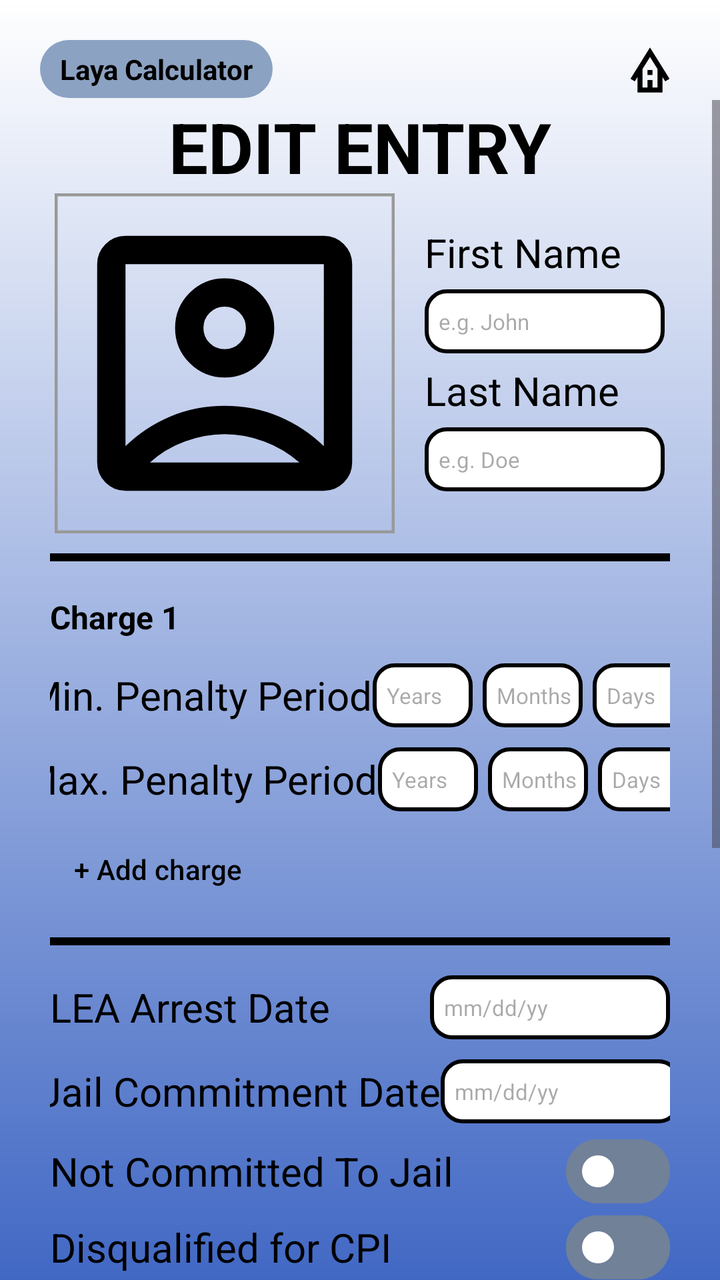
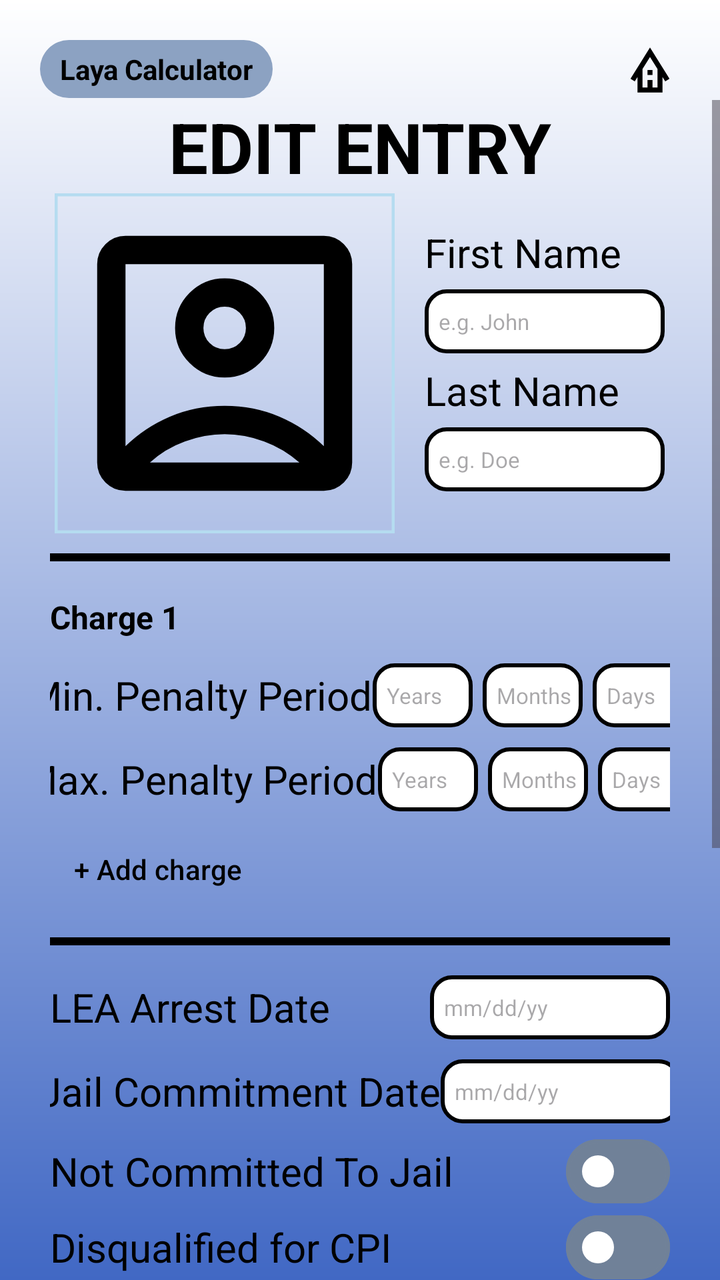

Screens rendered from an Android XML layout before and after an edit, with the pre-edit source and the edit as a unified diff.
<!-- AndroidManifest.xml: application theme Theme.MyApplication -->
<!-- res/layout/activity_edit_profile.xml -->
<?xml version="1.0" encoding="utf-8"?>
<androidx.constraintlayout.widget.ConstraintLayout xmlns:android="http://schemas.android.com/apk/res/android"
    xmlns:app="http://schemas.android.com/apk/res-auto"
    xmlns:tools="http://schemas.android.com/tools"
    android:id="@+id/main"
    android:layout_width="match_parent"
    android:layout_height="match_parent"
    tools:context=".editProfileActivity"
    android:background="@drawable/login_background">

    <LinearLayout
        android:id="@+id/header"
        android:layout_width="match_parent"
        android:layout_height="wrap_content"
        android:orientation="horizontal"
        app:layout_constraintEnd_toEndOf="parent"
        app:layout_constraintStart_toStartOf="parent"
        app:layout_constraintTop_toTopOf="parent"
        android:layout_marginBottom="10dp">

        <TextView
            android:layout_width="wrap_content"
            android:layout_height="wrap_content"
            android:text="@string/app_name"
            android:layout_marginTop="20dp"
            android:layout_marginStart="20dp"
            android:textStyle="bold"
            android:textColor="@color/app_text_accent_color"
            android:background="@drawable/login_title"
            android:paddingHorizontal="10dp"
            android:paddingVertical="5dp"/>

        <Space
            android:layout_width="0dp"
            android:layout_height="0dp"
            android:layout_weight="1"/>

        <ImageButton
            android:id="@+id/homeButtonNE"
            android:layout_width="30dp"
            android:layout_height="30dp"
            android:layout_marginTop="20dp"
            android:layout_marginEnd="20dp"
            android:background="@null"
            android:onClick="goHomeNE"
            android:src="@drawable/outline_bungalow_24" />
    </LinearLayout>

    <ScrollView
        android:layout_width="0dp"
        android:layout_height="0dp"
        android:fillViewport="true"

        app:layout_constraintTop_toBottomOf="@id/header"
        app:layout_constraintBottom_toBottomOf="parent"
        app:layout_constraintStart_toStartOf="parent"
        app:layout_constraintEnd_toEndOf="parent">

        <LinearLayout
            android:layout_width="match_parent"
            android:layout_height="wrap_content"
            android:gravity="center"
            android:orientation="vertical"
            app:layout_constraintBottom_toBottomOf="parent"
            app:layout_constraintEnd_toEndOf="parent"
            app:layout_constraintStart_toStartOf="parent"
            app:layout_constraintTop_toBottomOf="parent"
            android:layout_marginHorizontal="25dp">

            <TextView
                android:layout_width="wrap_content"
                android:layout_height="wrap_content"
                android:textColor="@color/app_text_accent_color"
                android:textStyle="bold"
                android:text="EDIT ENTRY"
                android:textSize="35sp"
                />

            <LinearLayout
                android:layout_width="wrap_content"
                android:layout_height="wrap_content"
                android:gravity="center"
                android:orientation="horizontal"
                app:layout_constraintEnd_toEndOf="parent"
                app:layout_constraintStart_toStartOf="parent"
                app:layout_constraintTop_toTopOf="parent">

                <com.google.android.material.imageview.ShapeableImageView
                    android:id="@+id/profileImage"
                    android:layout_width="170dp"
                    android:layout_height="170dp"
                    android:clickable="true"
                    android:focusable="true"
                    android:contentDescription="Upload profile image"
                    android:scaleType="centerCrop"
                    android:src="@drawable/outline_account_box_24"
                    app:strokeColor="#999999"
                    app:strokeWidth="3dp" />

                <LinearLayout
                    android:layout_width="wrap_content"
                    android:layout_height="wrap_content"
                    android:orientation="vertical"
                    android:gravity="start"
                    android:paddingStart="15dp"
                    app:layout_constraintTop_toTopOf="parent"
                    app:layout_constraintBottom_toBottomOf="parent">

                    <TextView
                        android:layout_width="wrap_content"
                        android:layout_height="wrap_content"
                        android:text="First Name"
                        android:textColor="@color/app_text_accent_color"
                        android:textSize="20sp"/>
                    <EditText
                        android:id="@+id/inputFirstName"
                        android:layout_width="120dp"
                        android:layout_height="32dp"
                        android:background="@drawable/entertextbox"
                        android:layout_marginVertical="5dp"
                        android:paddingStart="7dp"
                        android:textSize="11sp"
                        android:hint="e.g. John"
                        android:textColor="@color/black"/>

                    <TextView
                        android:layout_width="wrap_content"
                        android:layout_height="wrap_content"
                        android:text="Last Name"
                        android:textColor="@color/app_text_accent_color"
                        android:textSize="20sp"/>
                    <EditText
                        android:id="@+id/inputLastName"
                        android:layout_width="120dp"
                        android:layout_height="32dp"
                        android:background="@drawable/entertextbox"
                        android:layout_marginVertical="5dp"
                        android:paddingStart="7dp"
                        android:textSize="11sp"
                        android:hint="e.g. Doe"
                        android:textColor="@color/black"/>


                </LinearLayout>

            </LinearLayout>

            <View
                android:layout_width="match_parent"
                android:layout_height="4dp"
                android:background="@android:color/black"
                android:layout_marginVertical="10dp"/>

            <TextView
                android:id="@+id/firstChargeTitle"
                android:layout_width="match_parent"
                android:layout_height="wrap_content"
                android:minHeight="36dp"
                android:gravity="center_vertical"
                android:text="@string/first_charge_title"
                android:textColor="@color/app_text_accent_color"
                android:textSize="16sp"
                android:textStyle="bold" />

            <LinearLayout
                android:layout_width="match_parent"
                android:layout_height="wrap_content"
                android:gravity="center"
                app:layout_constraintTop_toTopOf="parent"
                app:layout_constraintBottom_toBottomOf="parent">

                <TextView
                    android:layout_width="wrap_content"
                    android:layout_height="wrap_content"
                    android:text="Min. Penalty Period"
                    android:textColor="@color/app_text_accent_color"
                    android:textSize="20sp"/>

                <Space
                    android:layout_width="0dp"
                    android:layout_height="0dp"
                    android:layout_weight="1"/>

                <EditText
                    android:id="@+id/inputMinYears"
                    android:layout_width="50dp"
                    android:layout_height="32dp"
                    android:background="@drawable/entertextbox"
                    android:layout_marginVertical="5dp"
                    android:paddingStart="7dp"
                    android:textSize="11sp"
                    android:hint="Years"
                    android:inputType="number"
                    android:textColor="@color/black"/>

                <EditText
                    android:id="@+id/inputMinMonths"
                    android:layout_width="50dp"
                    android:layout_height="32dp"
                    android:background="@drawable/entertextbox"
                    android:layout_marginVertical="5dp"
                    android:paddingStart="7dp"
                    android:textSize="11sp"
                    android:hint="Months"
                    android:inputType="number"
                    android:textColor="@color/black"
                    android:layout_marginStart="5dp"/>

                <EditText
                    android:id="@+id/inputMinDays"
                    android:layout_width="50dp"
                    android:layout_height="32dp"
                    android:background="@drawable/entertextbox"
                    android:layout_marginVertical="5dp"
                    android:paddingStart="7dp"
                    android:textSize="11sp"
                    android:hint="Days"
                    android:inputType="number"
                    android:textColor="@color/black"
                    android:layout_marginStart="5dp"/>

            </LinearLayout>
            <LinearLayout
                android:layout_width="match_parent"
                android:layout_height="wrap_content"
                android:gravity="center"
                app:layout_constraintTop_toTopOf="parent"
                app:layout_constraintBottom_toBottomOf="parent">

                <TextView
                    android:layout_width="wrap_content"
                    android:layout_height="wrap_content"
                    android:text="Max. Penalty Period"
                    android:textColor="@color/app_text_accent_color"
                    android:textSize="20sp"/>

                <Space
                    android:layout_width="0dp"
                    android:layout_height="0dp"
                    android:layout_weight="1"/>

                <EditText
                    android:id="@+id/inputMaxYears"
                    android:layout_width="50dp"
                    android:layout_height="32dp"
                    android:background="@drawable/entertextbox"
                    android:layout_marginVertical="5dp"
                    android:paddingStart="7dp"
                    android:textSize="11sp"
                    android:hint="Years"
                    android:inputType="number"
                    android:textColor="@color/black"/>

                <EditText
                    android:id="@+id/inputMaxMonths"
                    android:layout_width="50dp"
                    android:layout_height="32dp"
                    android:background="@drawable/entertextbox"
                    android:layout_marginVertical="5dp"
                    android:paddingStart="7dp"
                    android:textSize="11sp"
                    android:hint="Months"
                    android:inputType="number"
                    android:textColor="@color/black"
                    android:layout_marginStart="5dp"/>

                <EditText
                    android:id="@+id/inputMaxDays"
                    android:layout_width="50dp"
                    android:layout_height="32dp"
                    android:background="@drawable/entertextbox"
                    android:layout_marginVertical="5dp"
                    android:paddingStart="7dp"
                    android:textSize="11sp"
                    android:hint="Days"
                    android:inputType="number"
                    android:textColor="@color/black"
                    android:layout_marginStart="5dp"/>

            </LinearLayout>

            <LinearLayout
                android:id="@+id/additionalChargesContainer"
                android:layout_width="match_parent"
                android:layout_height="wrap_content"
                android:orientation="vertical" />

            <com.google.android.material.button.MaterialButton
                android:id="@+id/addChargeButton"
                style="@style/Widget.Material3.Button.TextButton"
                android:layout_width="wrap_content"
                android:layout_height="48dp"
                android:layout_gravity="start"
                android:text="@string/add_charge"
                android:textAllCaps="false"
                android:textColor="@color/breakdown_button_green" />

            <View
                android:layout_width="match_parent"
                android:layout_height="4dp"
                android:background="@android:color/black"
                android:layout_marginVertical="10dp"/>

            <LinearLayout
                android:layout_width="match_parent"
                android:layout_height="wrap_content"
                android:gravity="center"
                app:layout_constraintTop_toTopOf="parent"
                app:layout_constraintBottom_toBottomOf="parent">

                <TextView
                    android:layout_width="wrap_content"
                    android:layout_height="wrap_content"
                    android:text="LEA Arrest Date"
                    android:textColor="@color/app_text_accent_color"
                    android:textSize="20sp"/>

                <Space
                    android:layout_width="0dp"
                    android:layout_height="0dp"
                    android:layout_weight="1"/>

                <EditText
                    android:id="@+id/inputLEADate"
                    android:layout_width="120dp"
                    android:layout_height="32dp"
                    android:background="@drawable/entertextbox"
                    android:layout_marginVertical="5dp"
                    android:paddingStart="7dp"
                    android:textSize="11sp"
                    android:hint="mm/dd/yy"
                    android:focusable="false"
                    android:clickable="true"
                    android:inputType="none"
                    android:textColor="@color/black"/>

            </LinearLayout>

            <LinearLayout
                android:layout_width="match_parent"
                android:layout_height="wrap_content"
                android:gravity="center"
                app:layout_constraintTop_toTopOf="parent"
                app:layout_constraintBottom_toBottomOf="parent">

                <TextView
                    android:id="@+id/commitmentDateLabel"
                    android:layout_width="wrap_content"
                    android:layout_height="wrap_content"
                    android:text="Jail Commitment Date"
                    android:textColor="@color/app_text_accent_color"
                    android:textSize="20sp"/>

                <Space
                    android:layout_width="0dp"
                    android:layout_height="0dp"
                    android:layout_weight="1"/>

                <EditText
                    android:id="@+id/inputCommitmentDate"
                    android:layout_width="120dp"
                    android:layout_height="32dp"
                    android:background="@drawable/entertextbox"
                    android:layout_marginVertical="5dp"
                    android:paddingStart="7dp"
                    android:textSize="11sp"
                    android:hint="mm/dd/yy"
                    android:focusable="false"
                    android:clickable="true"
                    android:inputType="none"
                    android:textColor="@color/black"/>

            </LinearLayout>

            <LinearLayout
                android:layout_width="match_parent"
                android:layout_height="wrap_content"
                android:gravity="center"
                app:layout_constraintTop_toTopOf="parent"
                app:layout_constraintBottom_toBottomOf="parent">

                <TextView
                    android:layout_width="wrap_content"
                    android:layout_height="wrap_content"
                    android:text="Not Committed To Jail"
                    android:textColor="@color/app_text_accent_color"
                    android:textSize="20sp"/>

                <Space
                    android:layout_width="0dp"
                    android:layout_height="0dp"
                    android:layout_weight="1"/>

                <com.google.android.material.materialswitch.MaterialSwitch
                    android:id="@+id/committedSwitch"
                    android:checked="false"
                    android:layout_height="10dp"
                    android:layout_width="60dp"
                    android:layout_marginVertical="3dp"/>


            </LinearLayout>

            <LinearLayout
                android:layout_width="match_parent"
                android:layout_height="wrap_content"
                android:gravity="center"
                app:layout_constraintTop_toTopOf="parent"
                app:layout_constraintBottom_toBottomOf="parent">

                <TextView
                    android:layout_width="wrap_content"
                    android:layout_height="wrap_content"
                    android:text="Disqualified for CPI"
                    android:textColor="@color/app_text_accent_color"
                    android:textSize="20sp"/>

                <Space
                    android:layout_width="0dp"
                    android:layout_height="0dp"
                    android:layout_weight="1"/>

                <com.google.android.material.materialswitch.MaterialSwitch
                    android:id="@+id/disqualifiedCPISwitch"
                    android:checked="false"
                    android:layout_height="10dp"
                    android:layout_width="60dp"
                    android:layout_marginVertical="3dp"/>


            </LinearLayout>

            <LinearLayout
                android:layout_width="match_parent"
                android:layout_height="wrap_content"
                android:gravity="center"
                app:layout_constraintTop_toTopOf="parent"
                app:layout_constraintBottom_toBottomOf="parent">

                <TextView
                    android:layout_width="wrap_content"
                    android:layout_height="wrap_content"
                    android:text="Disqualified for Time Allowances"
                    android:textColor="@color/app_text_accent_color"
                    android:textSize="20sp"/>

                <Space
                    android:layout_width="0dp"
                    android:layout_height="0dp"
                    android:layout_weight="1"/>

                <com.google.android.material.materialswitch.MaterialSwitch
                    android:id="@+id/disqualifiedTASwitch"
                    android:checked="false"
                    android:layout_height="10dp"
                    android:layout_width="60dp"
                    android:layout_marginVertical="3dp"/>


            </LinearLayout>

            <LinearLayout
                android:id="@+id/triggerDetailsContainer"
                android:layout_width="match_parent"
                android:layout_height="wrap_content"
                android:orientation="vertical" />

            <View
                android:layout_width="match_parent"
                android:layout_height="4dp"
                android:background="@android:color/black"
                android:layout_marginVertical="10dp"/>

            <LinearLayout
                android:layout_width="match_parent"
                android:layout_height="wrap_content"
                android:gravity="center"
                app:layout_constraintTop_toTopOf="parent"
                app:layout_constraintBottom_toBottomOf="parent">

                <TextView
                    android:layout_width="wrap_content"
                    android:layout_height="wrap_content"
                    android:text="STAL (Loyalty Credit)"
                    android:textColor="@color/app_text_accent_color"
                    android:textSize="20sp"/>

                <Space
                    android:layout_width="0dp"
                    android:layout_height="0dp"
                    android:layout_weight="1"/>

                <Spinner
                    android:id="@+id/inputSTAL"
                    android:layout_width="130dp"
                    android:layout_height="wrap_content"
                    android:minHeight="48dp"
                    android:spinnerMode="dropdown" />

            </LinearLayout>

            <LinearLayout
                android:layout_width="match_parent"
                android:layout_height="wrap_content"
                android:gravity="center"
                app:layout_constraintTop_toTopOf="parent"
                app:layout_constraintBottom_toBottomOf="parent">

                <TextView
                    android:layout_width="wrap_content"
                    android:layout_height="wrap_content"
                    android:text="Deductions"
                    android:textColor="@color/app_text_accent_color"
                    android:textSize="20sp"/>

                <Space
                    android:layout_width="0dp"
                    android:layout_height="0dp"
                    android:layout_weight="1"/>

                <EditText
                    android:id="@+id/inputDeductionRaw"
                    android:layout_width="120dp"
                    android:layout_height="32dp"
                    android:background="@drawable/entertextbox"
                    android:layout_marginVertical="5dp"
                    android:paddingStart="7dp"
                    android:textSize="11sp"
                    android:hint="Days"
                    android:inputType="number"
                    android:textColor="@color/black"/>

            </LinearLayout>


            <LinearLayout
                android:layout_width="match_parent"
                android:layout_height="wrap_content"
                android:gravity="center"
                app:layout_constraintTop_toTopOf="parent"
                app:layout_constraintBottom_toBottomOf="parent">

                <TextView
                    android:layout_width="wrap_content"
                    android:layout_height="wrap_content"
                    android:text="Time Gap on Bail/ATI"
                    android:textColor="@color/app_text_accent_color"
                    android:textSize="20sp"/>

                <Space
                    android:layout_width="0dp"
                    android:layout_height="0dp"
                    android:layout_weight="1"/>

                <EditText
                    android:id="@+id/inputTimeGap"
                    android:layout_width="120dp"
                    android:layout_height="32dp"
                    android:background="@drawable/entertextbox"
                    android:layout_marginVertical="5dp"
                    android:paddingStart="7dp"
                    android:textSize="11sp"
                    android:hint="Days"
                    android:inputType="number"
                    android:textColor="@color/black"/>

            </LinearLayout>

            <View
                android:layout_width="match_parent"
                android:layout_height="4dp"
                android:background="@android:color/black"
                android:layout_marginVertical="10dp"/>

            <androidx.appcompat.widget.AppCompatButton
                android:id="@+id/saveEntryButton"
                android:layout_marginTop="10dp"
                android:layout_width="250dp"
                android:layout_height="50dp"
                android:background="@drawable/button_background"
                android:textColor="@color/app_button_text_color"
                android:textStyle="bold"
                android:textSize="24sp"
                android:text="SAVE ENTRY"/>
            <androidx.appcompat.widget.AppCompatButton
                android:id="@+id/deleteEntryButton"
                android:layout_marginTop="10dp"
                android:layout_width="250dp"
                android:layout_height="50dp"
                android:background="@drawable/delete_background"
                android:textColor="@color/app_button_text_color"
                android:textStyle="bold"
                android:textSize="24sp"
                android:text="DELETE ENTRY"/>

        </LinearLayout>
    </ScrollView>

</androidx.constraintlayout.widget.ConstraintLayout>
<!-- resources referenced by this layout -->
<resources>
  <color name="app_button_text_color">@color/black</color>
  <color name="app_text_accent_color">#000000</color>
  <color name="black">#FF000000</color>
  <color name="breakdown_button_green">@color/app_text_accent_color</color>
  <!-- drawable button_background (drawable) -->
  <?xml version="1.0" encoding="utf-8"?>
  <shape xmlns:android="http://schemas.android.com/apk/res/android" android:shape="rectangle">
      <solid android:color="@color/app_button_color" />
      <corners android:radius="16dp" />
  </shape>
  <!-- drawable delete_background (drawable) -->
  <?xml version="1.0" encoding="utf-8"?>
  <shape xmlns:android="http://schemas.android.com/apk/res/android"
      android:shape="rectangle">
  
      <solid android:color="@color/app_button_color"/>
  
      <corners android:radius="16dp"/>
  </shape>
  <!-- drawable entertextbox (drawable) -->
  <?xml version="1.0" encoding="utf-8"?>
  <shape xmlns:android="http://schemas.android.com/apk/res/android" android:shape="rectangle">
      <solid android:color="#FFFFFF"/>
      <stroke android:width="2dp" android:color="@color/black"/>
      <corners android:radius="10dp"/>
  
  </shape>
  <!-- drawable login_background (drawable) -->
  <?xml version="1.0" encoding="utf-8"?>
  <shape xmlns:android="http://schemas.android.com/apk/res/android">
  
      <gradient android:type="linear" android:angle="100"
          android:startColor="@color/app_background_gradient_start_color"
          android:endColor="@color/app_background_gradient_color"/>
  </shape>
  <!-- drawable login_title (drawable) -->
  <?xml version="1.0" encoding="utf-8"?>
  <shape xmlns:android="http://schemas.android.com/apk/res/android"
      android:shape="rectangle">
  
      <solid android:color="@color/app_surface_color"/>
  
      <corners android:radius="16dp"/>
  </shape>
  <string name="add_charge">+ Add charge</string>
  <string name="app_name">Laya Calculator</string>
  <string name="first_charge_title">Charge 1</string>
  <style name="Theme.MyApplication" parent="Base.Theme.MyApplication" />
  <color name="app_button_color">#8ca2c2</color>
  <color name="app_background_gradient_start_color">@color/white</color>
  <color name="app_background_gradient_color">#4168c4</color>
  <color name="app_surface_color">#8ca2c2</color>
  <color name="app_icon_color">#000000</color>
  <color name="white">#FFFFFFFF</color>
  <color name="app_section_color">#435a7a</color>
  <color name="app_ink">#2F3E46</color>
  <color name="app_secondary_ink">@color/app_text_accent_color</color>
  <color name="app_outline">#B5DCF0</color>
  <style name="AppFilledButton" parent="Widget.Material3.Button">
          <item name="backgroundTint">@color/app_button_color</item>
          <item name="android:textColor">@color/app_button_text_color</item>
      </style>
  <style name="AppSwitch" parent="Widget.Material3.CompoundButton.MaterialSwitch">
          <item name="thumbTint">@color/app_switch_thumb</item>
          <item name="trackTint">@color/app_switch_track</item>
          <item name="trackDecorationTint">@color/app_switch_track</item>
      </style>
  <!-- unchanged entries left out for length: 3 -->
</resources>

<!-- the commit's change to res/layout/activity_edit_profile.xml (unified diff, before → after) -->
@@ -85,17 +85,7 @@
                 app:layout_constraintStart_toStartOf="parent"
                 app:layout_constraintTop_toTopOf="parent">
 
-                <com.google.android.material.imageview.ShapeableImageView
-                    android:id="@+id/profileImage"
-                    android:layout_width="170dp"
-                    android:layout_height="170dp"
-                    android:clickable="true"
-                    android:focusable="true"
-                    android:contentDescription="Upload profile image"
-                    android:scaleType="centerCrop"
-                    android:src="@drawable/outline_account_box_24"
-                    app:strokeColor="#999999"
-                    app:strokeWidth="3dp" />
+                <include layout="@layout/view_profile_photo" />
 
                 <LinearLayout
                     android:layout_width="wrap_content"
@@ -581,6 +571,7 @@
                 android:textColor="@color/app_button_text_color"
                 android:textStyle="bold"
                 android:textSize="24sp"
+                android:backgroundTint="#789171"
                 android:text="SAVE ENTRY"/>
             <androidx.appcompat.widget.AppCompatButton
                 android:id="@+id/deleteEntryButton"
@@ -591,9 +582,57 @@
                 android:textColor="@color/app_button_text_color"
                 android:textStyle="bold"
                 android:textSize="24sp"
+                android:backgroundTint="#bd6262"
                 android:text="DELETE ENTRY"/>
 
         </LinearLayout>
     </ScrollView>
 
 </androidx.constraintlayout.widget.ConstraintLayout>
+<!-- res/layout/view_profile_photo.xml (included above) -->
+<?xml version="1.0" encoding="utf-8"?>
+<FrameLayout xmlns:android="http://schemas.android.com/apk/res/android"
+    xmlns:app="http://schemas.android.com/apk/res-auto"
+    android:layout_width="170dp"
+    android:layout_height="170dp">
+
+    <com.google.android.material.imageview.ShapeableImageView
+        android:id="@+id/profileImage"
+        android:layout_width="match_parent"
+        android:layout_height="match_parent"
+        android:clickable="true"
+        android:focusable="true"
+        android:contentDescription="@string/profile_photo_choose"
+        android:scaleType="centerCrop"
+        android:src="@drawable/outline_account_box_24"
+        app:strokeColor="@color/app_outline"
+        app:strokeWidth="3dp" />
+
+    <ProgressBar
+        android:id="@+id/profilePhotoProgress"
+        android:layout_width="36dp"
+        android:layout_height="36dp"
+        android:layout_gravity="center"
+        android:visibility="gone" />
+
+    <com.google.android.material.button.MaterialButton
+        android:id="@+id/removeProfilePhoto"
+        android:layout_width="48dp"
+        android:layout_height="48dp"
+        android:layout_gravity="bottom|end"
+        android:layout_margin="4dp"
+        android:minWidth="0dp"
+        android:minHeight="0dp"
+        android:padding="12dp"
+        android:insetTop="0dp"
+        android:insetBottom="0dp"
+        android:contentDescription="@string/profile_photo_remove"
+        android:visibility="gone"
+        app:backgroundTint="@color/app_button_color"
+        app:cornerRadius="24dp"
+        app:icon="@drawable/ic_delete_photo"
+        app:iconGravity="textStart"
+        app:iconPadding="0dp"
+        app:iconSize="24dp"
+        app:iconTint="@color/app_icon_color" />
+</FrameLayout>
<!-- resource entries referenced after the edit -->
@@ -27,6 +27,13 @@
       <corners android:radius="10dp"/>
   
   </shape>
+  <!-- drawable ic_delete_photo (drawable) -->
+  <vector xmlns:android="http://schemas.android.com/apk/res/android"
+      android:width="24dp" android:height="24dp"
+      android:viewportWidth="24" android:viewportHeight="24">
+      <path android:fillColor="#FF000000"
+          android:pathData="M6,19c0,1.1 0.9,2 2,2h8c1.1,0 2,-0.9 2,-2V7H6v12zM9,9h2v10H9V9zM13,9h2v10h-2V9zM15.5,4l-1,-1h-5l-1,1H5v2h14V4z" />
+  </vector>
   <!-- drawable login_background (drawable) -->
   <?xml version="1.0" encoding="utf-8"?>
   <shape xmlns:android="http://schemas.android.com/apk/res/android">
@@ -47,8 +54,10 @@
   <string name="add_charge">+ Add charge</string>
   <string name="app_name">Laya Calculator</string>
   <string name="first_charge_title">Charge 1</string>
+  <string name="profile_photo_choose">Choose profile photo</string>
+  <string name="profile_photo_remove">Remove profile photo</string>
   <style name="Theme.MyApplication" parent="Base.Theme.MyApplication" />
-  <color name="app_button_color">#8ca2c2</color>
+  <color name="app_button_color">#B5DCF0</color>
   <color name="app_background_gradient_start_color">@color/white</color>
   <color name="app_background_gradient_color">#4168c4</color>
   <color name="app_surface_color">#8ca2c2</color>
